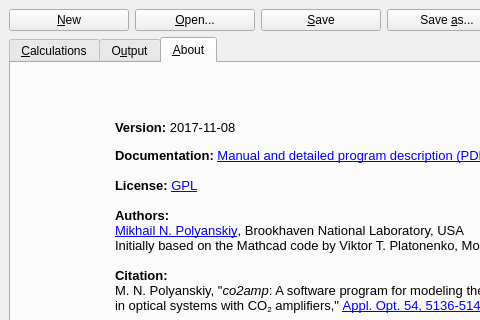
Before: the Qt Designer form co2amp-shell/mainwindow.ui in polyanskiy/co2amp, drawn with Qt 5; both pictures show x 0 to 480 and y 0 to 320 of the 772 by 515 pixel window.
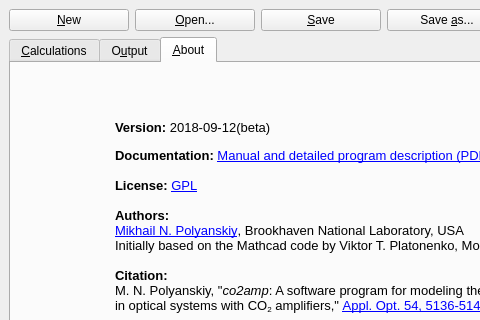
After: the same form once the commit is applied. Icons and pictures are not drawn.

Commit message: ready for beta release

```diff
--- a/co2amp-shell/mainwindow.ui
+++ b/co2amp-shell/mainwindow.ui
@@ -2925,7 +2925,7 @@
 &lt;html&gt;&lt;head&gt;&lt;meta name=&quot;qrichtext&quot; content=&quot;1&quot; /&gt;&lt;style type=&quot;text/css&quot;&gt;
 p, li { white-space: pre-wrap; }
 &lt;/style&gt;&lt;/head&gt;&lt;body style=&quot; font-family:'MS Shell Dlg 2'; font-size:8pt; font-weight:400; font-style:normal;&quot;&gt;
-&lt;p style=&quot; margin-top:0px; margin-bottom:0px; margin-left:0px; margin-right:0px; -qt-block-indent:0; text-indent:0px;&quot;&gt;&lt;span style=&quot; font-size:10pt; font-weight:600;&quot;&gt;Version: &lt;/span&gt;&lt;span style=&quot; font-size:10pt;&quot;&gt;2017-11-08&lt;br /&gt;&lt;/span&gt;&lt;/p&gt;
+&lt;p style=&quot; margin-top:0px; margin-bottom:0px; margin-left:0px; margin-right:0px; -qt-block-indent:0; text-indent:0px;&quot;&gt;&lt;span style=&quot; font-size:10pt; font-weight:600;&quot;&gt;Version: &lt;/span&gt;&lt;span style=&quot; font-size:10pt;&quot;&gt;2018-09-12(beta)&lt;br /&gt;&lt;/span&gt;&lt;/p&gt;
 &lt;p style=&quot; margin-top:0px; margin-bottom:0px; margin-left:0px; margin-right:0px; -qt-block-indent:0; text-indent:0px;&quot;&gt;&lt;span style=&quot; font-size:10pt; font-weight:600;&quot;&gt;Documentation: &lt;/span&gt;&lt;a href=&quot;https://github.com/polyanskiy/co2amp/blob/master/doc/tex/co2amp.pdf?raw=true&quot;&gt;&lt;span style=&quot; font-size:10pt; text-decoration: underline; color:#0000ff;&quot;&gt;Manual and detailed program description (PDF)&lt;/span&gt;&lt;/a&gt;&lt;/p&gt;
 &lt;p style=&quot; margin-top:0px; margin-bottom:0px; margin-left:0px; margin-right:0px; -qt-block-indent:0; text-indent:0px;&quot;&gt;&lt;span style=&quot; font-size:10pt;&quot;&gt;&lt;br /&gt;&lt;/span&gt;&lt;span style=&quot; font-size:10pt; font-weight:600;&quot;&gt;License: &lt;/span&gt;&lt;a href=&quot;http://www.gnu.org/licenses/gpl.html&quot;&gt;&lt;span style=&quot; font-size:10pt; text-decoration: underline; color:#0000ff;&quot;&gt;GPL&lt;/span&gt;&lt;/a&gt;&lt;/p&gt;
 &lt;p style=&quot; margin-top:0px; margin-bottom:0px; margin-left:0px; margin-right:0px; -qt-block-indent:0; text-indent:0px;&quot;&gt;&lt;span style=&quot; font-size:10pt;&quot;&gt;&lt;br /&gt;&lt;/span&gt;&lt;span style=&quot; font-size:10pt; font-weight:600;&quot;&gt;Authors:&lt;/span&gt;&lt;span style=&quot; font-size:10pt;&quot;&gt;&lt;br /&gt;&lt;/span&gt;&lt;a href=&quot;mailto:Mikhail Polyanskiy &amp;lt;polyanskiy@bnl.gov&amp;gt;&quot;&gt;&lt;span style=&quot; font-size:10pt; text-decoration: underline; color:#0000ff;&quot;&gt;Mikhail N. Polyanskiy&lt;/span&gt;&lt;/a&gt;&lt;span style=&quot; font-size:10pt;&quot;&gt;, Brookhaven National Laboratory, USA&lt;br /&gt;Initially based on the Mathcad code by Viktor T. Platonenko, Moscow State University, Russia&lt;/span&gt;&lt;/p&gt;
```
The commit also changes 2 other files.
